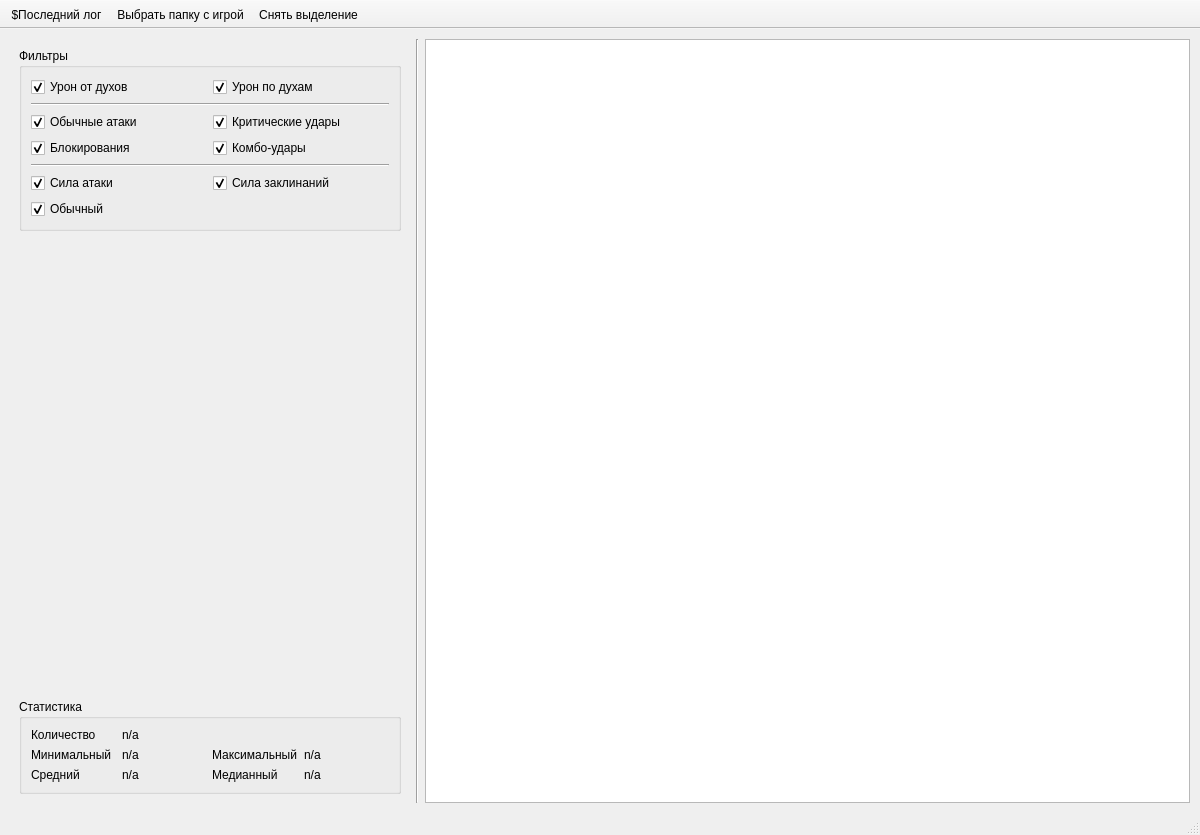
Above: src/gui/ui/main_window.ui from KolmePro/reva_damage_viewer before the change. Below: the same form after it.
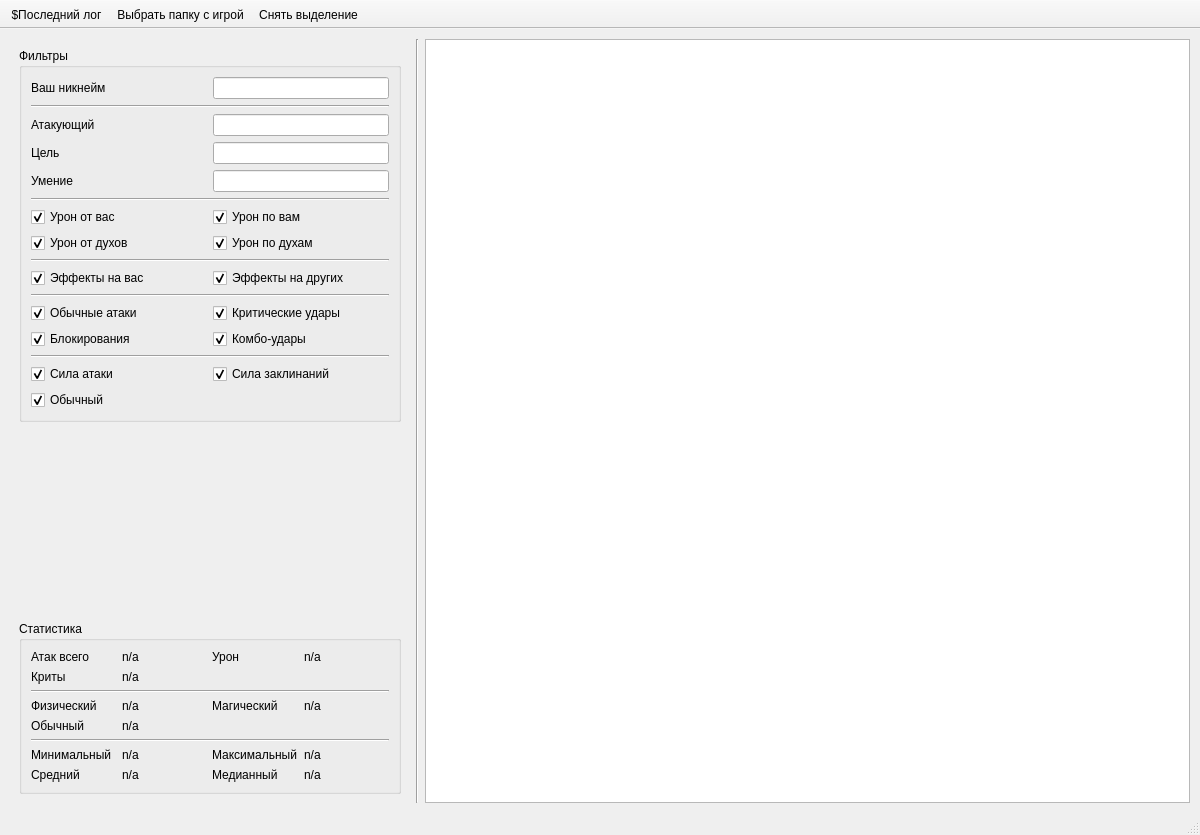
That is the form after the change. Icons and pictures are not drawn.

Patch:
```diff
--- a/src/gui/ui/main_window.ui
+++ b/src/gui/ui/main_window.ui
@@ -69,7 +69,51 @@
           <string>Фильтры</string>
          </property>
          <layout class="QGridLayout" name="gridLayout">
-          <item row="6" column="0">
+          <item row="9" column="0">
+           <widget class="QCheckBox" name="cb_your_effects">
+            <property name="text">
+             <string>Эффекты на вас</string>
+            </property>
+            <property name="checked">
+             <bool>true</bool>
+            </property>
+           </widget>
+          </item>
+          <item row="14" column="1">
+           <widget class="QCheckBox" name="cb_attack_m">
+            <property name="text">
+             <string>Сила заклинаний</string>
+            </property>
+            <property name="checked">
+             <bool>true</bool>
+            </property>
+           </widget>
+          </item>
+          <item row="9" column="1">
+           <widget class="QCheckBox" name="cb_not_your_effects">
+            <property name="text">
+             <string>Эффекты на других</string>
+            </property>
+            <property name="checked">
+             <bool>true</bool>
+            </property>
+           </widget>
+          </item>
+          <item row="10" column="0" colspan="2">
+           <widget class="Line" name="line_4">
+            <property name="orientation">
+             <enum>Qt::Orientation::Horizontal</enum>
+            </property>
+           </widget>
+          </item>
+          <item row="1" column="0" colspan="2">
+           <widget class="Line" name="line_7">
+            <property name="orientation">
+             <enum>Qt::Orientation::Horizontal</enum>
+            </property>
+           </widget>
+          </item>
+          <item row="15" column="0">
            <widget class="QCheckBox" name="cb_attack_o">
             <property name="text">
              <string>Обычный</string>
@@ -79,7 +123,84 @@
             </property>
            </widget>
           </item>
-          <item row="5" column="0">
+          <item row="0" column="0">
+           <widget class="QLabel" name="label_11">
+            <property name="text">
+             <string>Ваш никнейм</string>
+            </property>
+           </widget>
+          </item>
+          <item row="0" column="1">
+           <widget class="QLineEdit" name="le_your_nickname">
+            <property name="sizePolicy">
+             <sizepolicy hsizetype="Minimum" vsizetype="Fixed">
+              <horstretch>0</horstretch>
+              <verstretch>0</verstretch>
+             </sizepolicy>
+            </property>
+            <property name="toolTip">
+             <string>Для фильтрации входящего и исходящего урона.</string>
+            </property>
+           </widget>
+          </item>
+          <item row="2" column="0">
+           <widget class="QLabel" name="label_20">
+            <property name="text">
+             <string>Атакующий</string>
+            </property>
+           </widget>
+          </item>
+          <item row="8" column="0" colspan="2">
+           <widget class="Line" name="line_2">
+            <property name="orientation">
+             <enum>Qt::Orientation::Horizontal</enum>
+            </property>
+           </widget>
+          </item>
+          <item row="6" column="0">
+           <widget class="QCheckBox" name="cb_outgoing_your_damage">
+            <property name="text">
+             <string>Урон от вас</string>
+            </property>
+            <property name="checked">
+             <bool>true</bool>
+            </property>
+           </widget>
+          </item>
+          <item row="2" column="1">
+           <widget class="QLineEdit" name="le_attacker_name">
+            <property name="sizePolicy">
+             <sizepolicy hsizetype="Minimum" vsizetype="Fixed">
+              <horstretch>0</horstretch>
+              <verstretch>0</verstretch>
+             </sizepolicy>
+            </property>
+            <property name="toolTip">
+             <string>Отфильтровать записи по имени атакующего.</string>
+            </property>
+           </widget>
+          </item>
+          <item row="11" column="1">
+           <widget class="QCheckBox" name="cb_attack_critical">
+            <property name="text">
+             <string>Критические удары</string>
+            </property>
+            <property name="checked">
+             <bool>true</bool>
+            </property>
+           </widget>
+          </item>
+          <item row="7" column="1">
+           <widget class="QCheckBox" name="cb_incoming_spirit_damage">
+            <property name="text">
+             <string>Урон по духам</string>
+            </property>
+            <property name="checked">
+             <bool>true</bool>
+            </property>
+           </widget>
+          </item>
+          <item row="14" column="0">
            <widget class="QCheckBox" name="cb_attack_p">
             <property name="text">
              <string>Сила атаки</string>
@@ -89,24 +210,24 @@
             </property>
            </widget>
           </item>
-          <item row="3" column="0">
-           <widget class="QCheckBox" name="cb_attack_block">
+          <item row="13" column="0" colspan="2">
+           <widget class="Line" name="line_3">
+            <property name="orientation">
+             <enum>Qt::Orientation::Horizontal</enum>
+            </property>
+           </widget>
+          </item>
+          <item row="6" column="1">
+           <widget class="QCheckBox" name="cb_incoming_your_damage">
             <property name="text">
-             <string>Блокирования</string>
+             <string>Урон по вам</string>
             </property>
             <property name="checked">
              <bool>true</bool>
             </property>
            </widget>
           </item>
-          <item row="1" column="0" colspan="2">
-           <widget class="Line" name="line_2">
-            <property name="orientation">
-             <enum>Qt::Orientation::Horizontal</enum>
-            </property>
-           </widget>
-          </item>
-          <item row="0" column="0">
+          <item row="7" column="0">
            <widget class="QCheckBox" name="cb_outgoing_spirit_damage">
             <property name="text">
              <string>Урон от духов</string>
@@ -116,17 +237,37 @@
             </property>
            </widget>
           </item>
-          <item row="5" column="1">
-           <widget class="QCheckBox" name="cb_attack_m">
+          <item row="12" column="0">
+           <widget class="QCheckBox" name="cb_attack_block">
             <property name="text">
-             <string>Сила заклинаний</string>
+             <string>Блокирования</string>
             </property>
             <property name="checked">
              <bool>true</bool>
             </property>
            </widget>
           </item>
-          <item row="2" column="0">
+          <item row="5" column="0" colspan="2">
+           <widget class="Line" name="line_8">
+            <property name="orientation">
+             <enum>Qt::Orientation::Horizontal</enum>
+            </property>
+           </widget>
+          </item>
+          <item row="3" column="1">
+           <widget class="QLineEdit" name="le_target_name">
+            <property name="sizePolicy">
+             <sizepolicy hsizetype="Minimum" vsizetype="Fixed">
+              <horstretch>0</horstretch>
+              <verstretch>0</verstretch>
+             </sizepolicy>
+            </property>
+            <property name="toolTip">
+             <string>Отфильтровать записи по имени цели.</string>
+            </property>
+           </widget>
+          </item>
+          <item row="11" column="0">
            <widget class="QCheckBox" name="cb_attack_common">
             <property name="text">
              <string>Обычные атаки</string>
@@ -136,7 +277,7 @@
             </property>
            </widget>
           </item>
-          <item row="3" column="1">
+          <item row="12" column="1">
            <widget class="QCheckBox" name="cb_attack_combo">
             <property name="text">
              <string>Комбо-удары</string>
@@ -146,30 +287,30 @@
             </property>
            </widget>
           </item>
-          <item row="2" column="1">
-           <widget class="QCheckBox" name="cb_attack_critical">
+          <item row="3" column="0">
+           <widget class="QLabel" name="label_21">
             <property name="text">
-             <string>Критические удары</string>
+             <string>Цель</string>
             </property>
-            <property name="checked">
-             <bool>true</bool>
-            </property>
            </widget>
           </item>
-          <item row="0" column="1">
-           <widget class="QCheckBox" name="cb_incoming_spirit_damage">
+          <item row="4" column="0">
+           <widget class="QLabel" name="label_22">
             <property name="text">
-             <string>Урон по духам</string>
+             <string>Умение</string>
             </property>
-            <property name="checked">
-             <bool>true</bool>
-            </property>
            </widget>
           </item>
-          <item row="4" column="0" colspan="2">
-           <widget class="Line" name="line_3">
-            <property name="orientation">
-             <enum>Qt::Orientation::Horizontal</enum>
+          <item row="4" column="1">
+           <widget class="QLineEdit" name="le_skill_name">
+            <property name="sizePolicy">
+             <sizepolicy hsizetype="Minimum" vsizetype="Fixed">
+              <horstretch>0</horstretch>
+              <verstretch>0</verstretch>
+             </sizepolicy>
+            </property>
+            <property name="toolTip">
+             <string>Отфильтровать записи по названию умения.</string>
             </property>
            </widget>
           </item>
@@ -195,20 +336,48 @@
           <string>Статистика</string>
          </property>
          <layout class="QGridLayout" name="gridLayout_2" columnstretch="0,0,0,0,0">
-          <item row="0" column="1">
-           <widget class="QLabel" name="label_9">
+          <item row="3" column="1">
+           <widget class="QLabel" name="label_14">
             <property name="text">
-             <string>Количество</string>
+             <string>Физический</string>
             </property>
            </widget>
           </item>
-          <item row="2" column="2">
+          <item row="6" column="1">
+           <widget class="QLabel" name="label">
+            <property name="text">
+             <string>Минимальный</string>
+            </property>
+           </widget>
+          </item>
+          <item row="5" column="1" colspan="4">
+           <widget class="Line" name="line_6">
+            <property name="orientation">
+             <enum>Qt::Orientation::Horizontal</enum>
+            </property>
+           </widget>
+          </item>
+          <item row="7" column="2">
            <widget class="QLabel" name="label_6">
             <property name="text">
              <string>n/a</string>
             </property>
            </widget>
           </item>
+          <item row="6" column="2">
+           <widget class="QLabel" name="label_4">
+            <property name="text">
+             <string>n/a</string>
+            </property>
+           </widget>
+          </item>
+          <item row="6" column="4">
+           <widget class="QLabel" name="label_2">
+            <property name="text">
+             <string>n/a</string>
+            </property>
+           </widget>
+          </item>
           <item row="0" column="2">
            <widget class="QLabel" name="label_10">
             <property name="text">
@@ -216,52 +385,108 @@
             </property>
            </widget>
           </item>
-          <item row="1" column="3">
+          <item row="7" column="3">
+           <widget class="QLabel" name="label_7">
+            <property name="text">
+             <string>Медианный</string>
+            </property>
+           </widget>
+          </item>
+          <item row="3" column="2">
+           <widget class="QLabel" name="label_15">
+            <property name="text">
+             <string>n/a</string>
+            </property>
+           </widget>
+          </item>
+          <item row="2" column="1" colspan="4">
+           <widget class="Line" name="line_5">
+            <property name="orientation">
+             <enum>Qt::Orientation::Horizontal</enum>
+            </property>
+           </widget>
+          </item>
+          <item row="4" column="1">
+           <widget class="QLabel" name="label_17">
+            <property name="text">
+             <string>Обычный</string>
+            </property>
+           </widget>
+          </item>
+          <item row="4" column="2">
+           <widget class="QLabel" name="label_19">
+            <property name="text">
+             <string>n/a</string>
+            </property>
+           </widget>
+          </item>
+          <item row="6" column="3">
            <widget class="QLabel" name="label_3">
             <property name="text">
              <string>Максимальный</string>
             </property>
            </widget>
           </item>
-          <item row="1" column="1">
-           <widget class="QLabel" name="label">
-            <property name="text">
-             <string>Минимальный</string>
-            </property>
-           </widget>
-          </item>
-          <item row="1" column="2">
-           <widget class="QLabel" name="label_4">
-            <property name="text">
-             <string>n/a</string>
-            </property>
-           </widget>
-          </item>
-          <item row="2" column="1">
+          <item row="7" column="1">
            <widget class="QLabel" name="label_5">
             <property name="text">
              <string>Средний</string>
             </property>
            </widget>
           </item>
-          <item row="1" column="4">
-           <widget class="QLabel" name="label_2">
-            <property name="text">
-             <string>n/a</string>
-            </property>
-           </widget>
-          </item>
-          <item row="2" column="4">
+          <item row="7" column="4">
            <widget class="QLabel" name="label_8">
             <property name="text">
              <string>n/a</string>
             </property>
            </widget>
           </item>
-          <item row="2" column="3">
-           <widget class="QLabel" name="label_7">
+          <item row="3" column="4">
+           <widget class="QLabel" name="label_18">
             <property name="text">
-             <string>Медианный</string>
+             <string>n/a</string>
+            </property>
+           </widget>
+          </item>
+          <item row="0" column="3">
+           <widget class="QLabel" name="label_12">
+            <property name="text">
+             <string>Урон</string>
+            </property>
+           </widget>
+          </item>
+          <item row="0" column="1">
+           <widget class="QLabel" name="label_9">
+            <property name="text">
+             <string>Атак всего</string>
+            </property>
+           </widget>
+          </item>
+          <item row="0" column="4">
+           <widget class="QLabel" name="label_13">
+            <property name="text">
+             <string>n/a</string>
+            </property>
+           </widget>
+          </item>
+          <item row="3" column="3">
+           <widget class="QLabel" name="label_16">
+            <property name="text">
+             <string>Магический</string>
+            </property>
+           </widget>
+          </item>
+          <item row="1" column="1">
+           <widget class="QLabel" name="label_23">
+            <property name="text">
+             <string>Криты</string>
+            </property>
+           </widget>
+          </item>
+          <item row="1" column="2">
+           <widget class="QLabel" name="label_24">
+            <property name="text">
+             <string>n/a</string>
             </property>
            </widget>
           </item>
```
